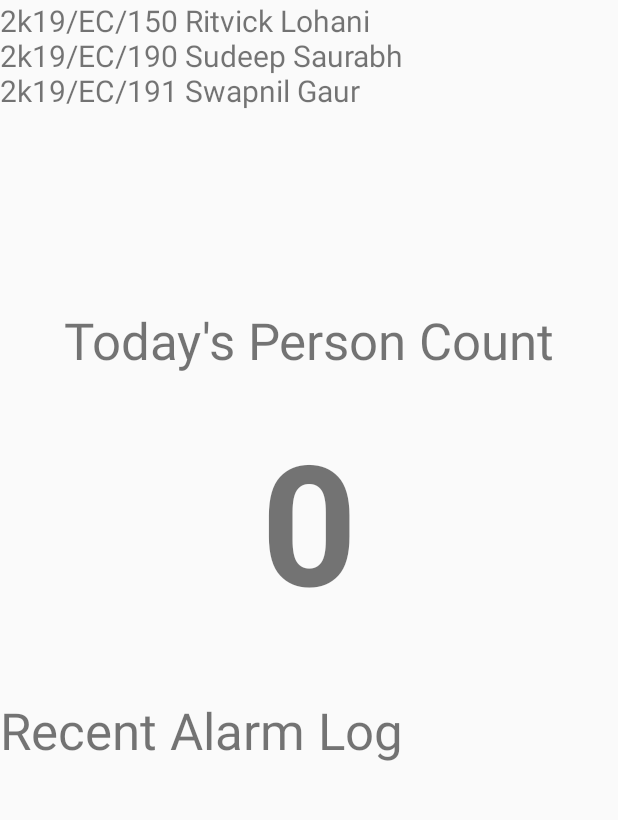
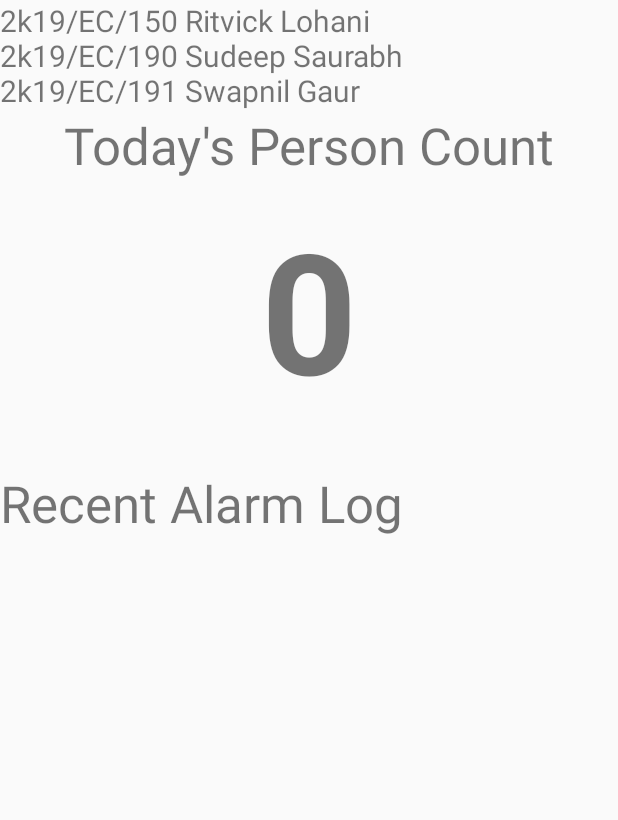
Before and after one commit to ritlo/iot-business-app, an Android app: the screen it shows after launch (MainActivity), on a phone screen of 412 x 824 dp, the part 181-1001 px from its top. Run offline under Robolectric (Android 15) with nearby library versions, the phone set to English and light mode, and no system bars.

Commit message:
tweak layout margin

```diff
--- a/app/src/main/res/layout/activity_main.xml
+++ b/app/src/main/res/layout/activity_main.xml
@@ -39,7 +39,6 @@
         android:id="@+id/textView3"
         android:layout_width="0dp"
         android:layout_height="wrap_content"
-        android:layout_marginTop="130dp"
         android:autoSizeMinTextSize="24sp"
         android:autoSizeTextType="uniform"
         android:gravity="center"
@@ -51,8 +50,8 @@
 
     <TextView
         android:id="@+id/countInt"
-        android:layout_width="0dp"
-        android:layout_height="0dp"
+        android:layout_width="283dp"
+        android:layout_height="173dp"
         android:autoSizeTextType="uniform"
         android:gravity="center"
         android:text="0"
```
